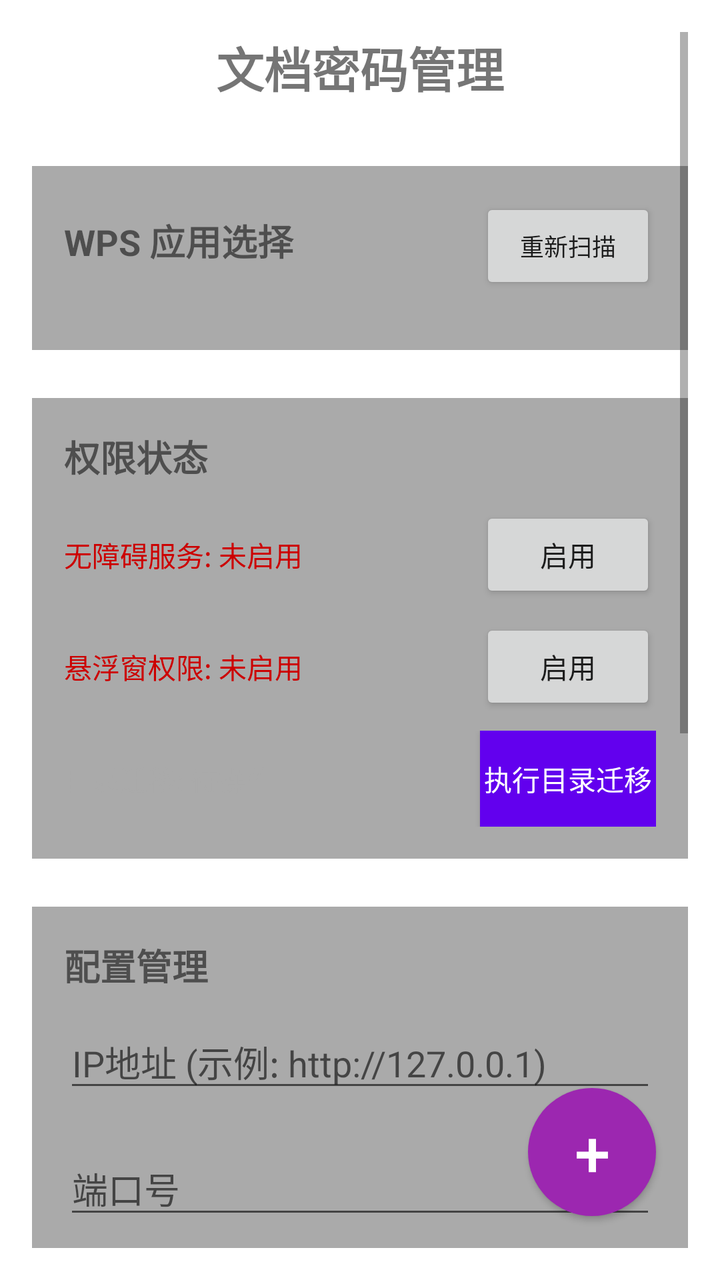
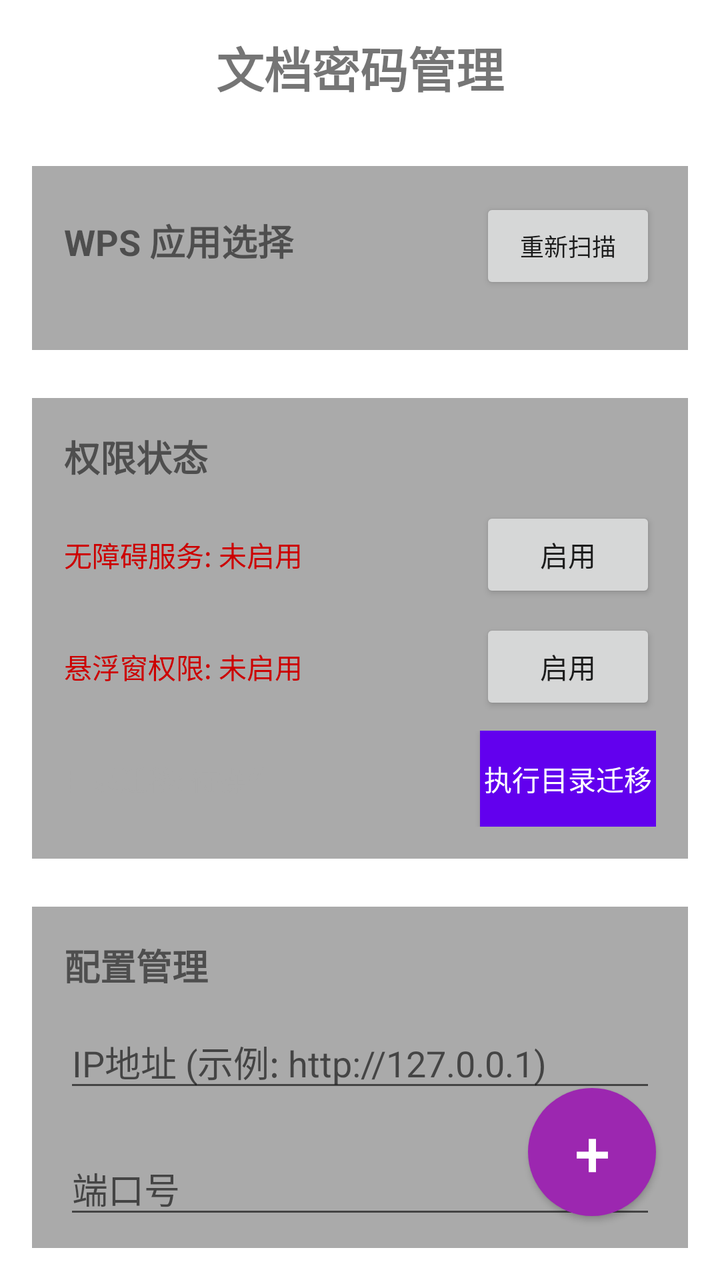

Compare the two renders of this Android layout. The source of the first and the diff that turns it into the second are given below.
<!-- AndroidManifest.xml: application theme Theme.WpsPasswordManager -->
<!-- res/layout/activity_main.xml -->
<?xml version="1.0" encoding="utf-8"?>
<RelativeLayout xmlns:android="http://schemas.android.com/apk/res/android"
    xmlns:app="http://schemas.android.com/apk/res-auto"
    xmlns:tools="http://schemas.android.com/tools"
    android:layout_width="match_parent"
    android:layout_height="match_parent"
    tools:context=".ui.MainActivity">

    <ScrollView
        android:layout_width="match_parent"
        android:layout_height="match_parent"
        android:padding="16dp">

    <LinearLayout
        android:layout_width="match_parent"
        android:layout_height="wrap_content"
        android:orientation="vertical">

    <TextView
        android:id="@+id/app_title"
        android:layout_width="wrap_content"
        android:layout_height="wrap_content"
        android:layout_gravity="center"
        android:layout_marginBottom="32dp"
        android:text="文档密码管理"
        android:textSize="24sp"
        android:textStyle="bold" />

    
    <LinearLayout
        android:layout_width="match_parent"
        android:layout_height="wrap_content"
        android:orientation="vertical"
        android:background="@android:color/darker_gray"
        android:padding="16dp"
        android:layout_marginBottom="24dp"
        android:radius="8dp">

        <LinearLayout
            android:layout_width="match_parent"
            android:layout_height="wrap_content"
            android:orientation="horizontal"
            android:layout_marginBottom="12dp">

            <TextView
                android:layout_width="0dp"
                android:layout_height="wrap_content"
                android:layout_weight="1"
                android:text="WPS 应用选择"
                android:textSize="18sp"
                android:textStyle="bold" />

            <Button
                android:id="@+id/scan_wps_button"
                android:layout_width="wrap_content"
                android:layout_height="wrap_content"
                android:text="重新扫描"
                android:textSize="12sp" />

        </LinearLayout>

        <LinearLayout
            android:id="@+id/wps_scanning_layout"
            android:layout_width="match_parent"
            android:layout_height="wrap_content"
            android:orientation="horizontal"
            android:gravity="center"
            android:visibility="gone"
            android:layout_marginBottom="12dp">

            <ProgressBar
                android:layout_width="24dp"
                android:layout_height="24dp"
                android:layout_marginEnd="8dp" />

            <TextView
                android:layout_width="wrap_content"
                android:layout_height="wrap_content"
                android:text="正在扫描 WPS 应用..." />

        </LinearLayout>

        <LinearLayout
            android:id="@+id/wps_empty_layout"
            android:layout_width="match_parent"
            android:layout_height="wrap_content"
            android:orientation="vertical"
            android:visibility="gone"
            android:layout_marginBottom="12dp">

            <TextView
                android:layout_width="wrap_content"
                android:layout_height="wrap_content"
                android:text="未检测到 WPS 应用"
                android:textColor="@android:color/holo_red_dark"
                android:layout_gravity="center"
                android:layout_marginBottom="12dp" />

            <Button
                android:id="@+id/install_wps_button"
                android:layout_width="wrap_content"
                android:layout_height="wrap_content"
                android:text="前往应用商店安装"
                android:layout_gravity="center" />

        </LinearLayout>

        <ListView
            android:id="@+id/wps_app_list"
            android:layout_width="match_parent"
            android:layout_height="wrap_content"
            android:divider="@android:color/transparent"
            android:dividerHeight="8dp"
            android:visibility="gone" />

        <TextView
            android:id="@+id/wps_selected_info"
            android:layout_width="wrap_content"
            android:layout_height="wrap_content"
            android:textSize="12sp"
            android:textColor="@android:color/holo_green_dark"
            android:visibility="gone"
            android:layout_marginTop="8dp" />

    </LinearLayout>

    
    <LinearLayout
        android:layout_width="match_parent"
        android:layout_height="wrap_content"
        android:orientation="vertical"
        android:background="@android:color/darker_gray"
        android:padding="16dp"
        android:layout_marginBottom="24dp"
        android:radius="8dp">

        <TextView
            android:id="@+id/permission_status_title"
            android:layout_width="wrap_content"
            android:layout_height="wrap_content"
            android:text="权限状态"
            android:textSize="18sp"
            android:textStyle="bold"
            android:layout_marginBottom="12dp"
            android:clickable="true"
            android:focusable="true" />

        <LinearLayout
            android:layout_width="match_parent"
            android:layout_height="wrap_content"
            android:orientation="horizontal"
            android:layout_marginBottom="8dp">

            <TextView
                android:id="@+id/accessibility_status"
                android:layout_width="0dp"
                android:layout_height="wrap_content"
                android:layout_weight="1"
                android:text="无障碍服务: 未启用"
                android:textColor="@android:color/holo_red_dark" />

            <Button
                android:id="@+id/enable_accessibility_button"
                android:layout_width="wrap_content"
                android:layout_height="wrap_content"
                android:text="启用" />

        </LinearLayout>

        <LinearLayout
            android:layout_width="match_parent"
            android:layout_height="wrap_content"
            android:orientation="horizontal"
            android:layout_marginBottom="8dp">

            <TextView
                android:id="@+id/overlay_status"
                android:layout_width="0dp"
                android:layout_height="wrap_content"
                android:layout_weight="1"
                android:text="悬浮窗权限: 未启用"
                android:textColor="@android:color/holo_red_dark" />

            <Button
                android:id="@+id/enable_overlay_button"
                android:layout_width="wrap_content"
                android:layout_height="wrap_content"
                android:text="启用" />

        </LinearLayout>

        <LinearLayout
            android:layout_width="match_parent"
            android:layout_height="wrap_content"
            android:orientation="horizontal">

            <TextView
                android:id="@+id/migration_status"
                android:layout_width="0dp"
                android:layout_height="wrap_content"
                android:layout_weight="1"
                android:text="目录迁移: 待操作"
                android:textColor="@android:color/darker_gray" />

            <Button
                android:id="@+id/migration_button"
                android:layout_width="wrap_content"
                android:layout_height="wrap_content"
                android:text="执行目录迁移"
                android:background="@color/purple_500"
                android:textColor="@color/white" />

        </LinearLayout>

    </LinearLayout>

    
    <LinearLayout
        android:layout_width="match_parent"
        android:layout_height="wrap_content"
        android:orientation="vertical"
        android:background="@android:color/darker_gray"
        android:padding="16dp"
        android:layout_marginBottom="24dp"
        android:radius="8dp">

        <TextView
            android:layout_width="wrap_content"
            android:layout_height="wrap_content"
            android:text="配置管理"
            android:textSize="18sp"
            android:textStyle="bold"
            android:layout_marginBottom="12dp" />

        <TextView
            android:id="@+id/user_info_text_view"
            android:layout_width="wrap_content"
            android:layout_height="wrap_content"
            android:layout_gravity="right"
            android:textColor="@android:color/holo_green_dark"
            android:layout_marginBottom="12dp"
            android:visibility="gone" />

        <LinearLayout
            android:layout_width="match_parent"
            android:layout_height="wrap_content"
            android:orientation="vertical"
            android:layout_marginBottom="12dp">

            <EditText
                android:id="@+id/ip_address_input"
                android:layout_width="match_parent"
                android:layout_height="wrap_content"
                android:hint="IP地址 (示例: http://127.0.0.1)"
                android:inputType="text"
                android:layout_marginBottom="8dp" />

            <TextView
                android:id="@+id/ip_address_error"
                android:layout_width="match_parent"
                android:layout_height="wrap_content"
                android:textColor="@android:color/holo_red_dark"
                android:textSize="12sp"
                android:visibility="gone" />

        </LinearLayout>

        <LinearLayout
            android:layout_width="match_parent"
            android:layout_height="wrap_content"
            android:orientation="vertical"
            android:layout_marginBottom="12dp">

            <EditText
                android:id="@+id/port_input"
                android:layout_width="match_parent"
                android:layout_height="wrap_content"
                android:hint="端口号"
                android:inputType="number"
                android:layout_marginBottom="8dp" />

            <TextView
                android:id="@+id/port_error"
                android:layout_width="match_parent"
                android:layout_height="wrap_content"
                android:textColor="@android:color/holo_red_dark"
                android:textSize="12sp"
                android:visibility="gone" />

        </LinearLayout>

        <LinearLayout
            android:layout_width="match_parent"
            android:layout_height="wrap_content"
            android:orientation="vertical"
            android:layout_marginBottom="12dp">

            <EditText
                android:id="@+id/username_input"
                android:layout_width="match_parent"
                android:layout_height="wrap_content"
                android:hint="用户名"
                android:inputType="text"
                android:layout_marginBottom="8dp" />

            <TextView
                android:id="@+id/username_error"
                android:layout_width="match_parent"
                android:layout_height="wrap_content"
                android:textColor="@android:color/holo_red_dark"
                android:textSize="12sp"
                android:visibility="gone" />

        </LinearLayout>

        <LinearLayout
            android:layout_width="match_parent"
            android:layout_height="wrap_content"
            android:orientation="vertical"
            android:layout_marginBottom="12dp">

            <EditText
                android:id="@+id/password_input"
                android:layout_width="match_parent"
                android:layout_height="wrap_content"
                android:hint="密码"
                android:inputType="textPassword"
                android:layout_marginBottom="8dp" />

            <TextView
                android:id="@+id/password_error"
                android:layout_width="match_parent"
                android:layout_height="wrap_content"
                android:textColor="@android:color/holo_red_dark"
                android:textSize="12sp"
                android:visibility="gone" />

        </LinearLayout>

        <LinearLayout
            android:layout_width="match_parent"
            android:layout_height="wrap_content"
            android:orientation="horizontal"
            android:layout_marginBottom="16dp">

            <CheckBox
                android:id="@+id/remember_password_checkbox"
                android:layout_width="wrap_content"
                android:layout_height="wrap_content"
                android:text="记住密码" />

        </LinearLayout>

        <Button
            android:id="@+id/login_button"
            android:layout_width="match_parent"
            android:layout_height="wrap_content"
            android:text="登录"
            android:background="@android:color/holo_purple"
            android:textColor="@android:color/white" />

    </LinearLayout>

    
    <Button
        android:id="@+id/generate_password_button"
        android:layout_width="match_parent"
        android:layout_height="wrap_content"
        android:layout_marginBottom="16dp"
        android:text="生成密码"
        android:background="@android:color/holo_blue_light"
        android:textColor="@android:color/white"
        android:visibility="gone" />

    <Button
        android:id="@+id/manage_passwords_button"
        android:layout_width="match_parent"
        android:layout_height="wrap_content"
        android:layout_marginBottom="16dp"
        android:text="管理密码"
        android:background="@android:color/holo_green_light"
        android:textColor="@android:color/white"
        android:visibility="gone" />



    
    <LinearLayout
        android:layout_width="match_parent"
        android:layout_height="wrap_content"
        android:orientation="vertical"
        android:background="@android:color/darker_gray"
        android:padding="16dp"
        android:layout_marginTop="24dp">

        <TextView
            android:layout_width="wrap_content"
            android:layout_height="wrap_content"
            android:text="使用指南"
            android:textSize="16sp"
            android:textStyle="bold"
            android:layout_marginBottom="8dp" />

        <TextView
            android:layout_width="wrap_content"
            android:layout_height="wrap_content"
            android:text="1. 启用无障碍服务和悬浮窗权限"
            android:layout_marginBottom="4dp" />

        <TextView
            android:layout_width="wrap_content"
            android:layout_height="wrap_content"
            android:text="2. 从文件管理器或其他应用选择文件，使用 WPS 密码助手打开"
            android:layout_marginBottom="4dp" />

    </LinearLayout>

    
    <TextView
        android:id="@+id/version_text_view"
        android:layout_width="wrap_content"
        android:layout_height="wrap_content"
        android:textSize="12sp"
        android:textColor="@android:color/darker_gray"
        android:layout_gravity="center"
        android:layout_marginTop="24dp" />

    </LinearLayout>
</ScrollView>

    <Button
        android:id="@+id/fab_add_document"
        android:layout_width="64dp"
        android:layout_height="64dp"
        android:layout_alignParentBottom="true"
        android:layout_alignParentEnd="true"
        android:layout_marginBottom="32dp"
        android:layout_marginEnd="32dp"
        android:text="+"
        android:textSize="32sp"
        android:textColor="@android:color/white"
        android:background="@drawable/circle_button_background"
        android:elevation="8dp" />

</RelativeLayout>
<!-- resources referenced by this layout -->
<resources>
  <color name="purple_500">#FF6200EE</color>
  <color name="white">#FFFFFFFF</color>
  <!-- drawable circle_button_background (drawable) -->
  <?xml version="1.0" encoding="utf-8"?>
  <shape xmlns:android="http://schemas.android.com/apk/res/android"
      android:shape="oval">
      <solid android:color="#9C27B0" />
  </shape>
  <style name="Theme.WpsPasswordManager" parent="Theme.MaterialComponents.DayNight.DarkActionBar">
          
          <item name="colorPrimary">@color/purple_500</item>
          <item name="colorPrimaryVariant">@color/purple_700</item>
          <item name="colorOnPrimary">@color/white</item>
          
          <item name="colorSecondary">@color/teal_200</item>
          <item name="colorSecondaryVariant">@color/teal_700</item>
          <item name="colorOnSecondary">@color/black</item>
          
          <item name="android:statusBarColor" tools:targetApi="l">?attr/colorPrimaryVariant</item>
          
      </style>
  <color name="purple_700">#FF3700B3</color>
  <color name="teal_200">#FF03DAC5</color>
  <color name="teal_700">#FF018786</color>
  <color name="black">#FF000000</color>
</resources>

<!-- the commit's change to res/layout/activity_main.xml (unified diff, before → after) -->
@@ -6,7 +6,7 @@
     android:layout_height="match_parent"
     tools:context=".ui.MainActivity">
 
-    <ScrollView
+    <androidx.core.widget.NestedScrollView
         android:layout_width="match_parent"
         android:layout_height="match_parent"
         android:padding="16dp">
@@ -76,7 +76,7 @@
             <TextView
                 android:layout_width="wrap_content"
                 android:layout_height="wrap_content"
-                android:text="正在扫描 WPS 应用..." />
+                android:text="正在扫描应用..." />
 
         </LinearLayout>
 
@@ -105,12 +105,11 @@
 
         </LinearLayout>
 
-        <ListView
+        <androidx.recyclerview.widget.RecyclerView
             android:id="@+id/wps_app_list"
             android:layout_width="match_parent"
             android:layout_height="wrap_content"
-            android:divider="@android:color/transparent"
-            android:dividerHeight="8dp"
+            android:nestedScrollingEnabled="false"
             android:visibility="gone" />
 
         <TextView
@@ -426,7 +425,7 @@
         android:layout_marginTop="24dp" />
 
     </LinearLayout>
-</ScrollView>
+</androidx.core.widget.NestedScrollView>
 
     <Button
         android:id="@+id/fab_add_document"
